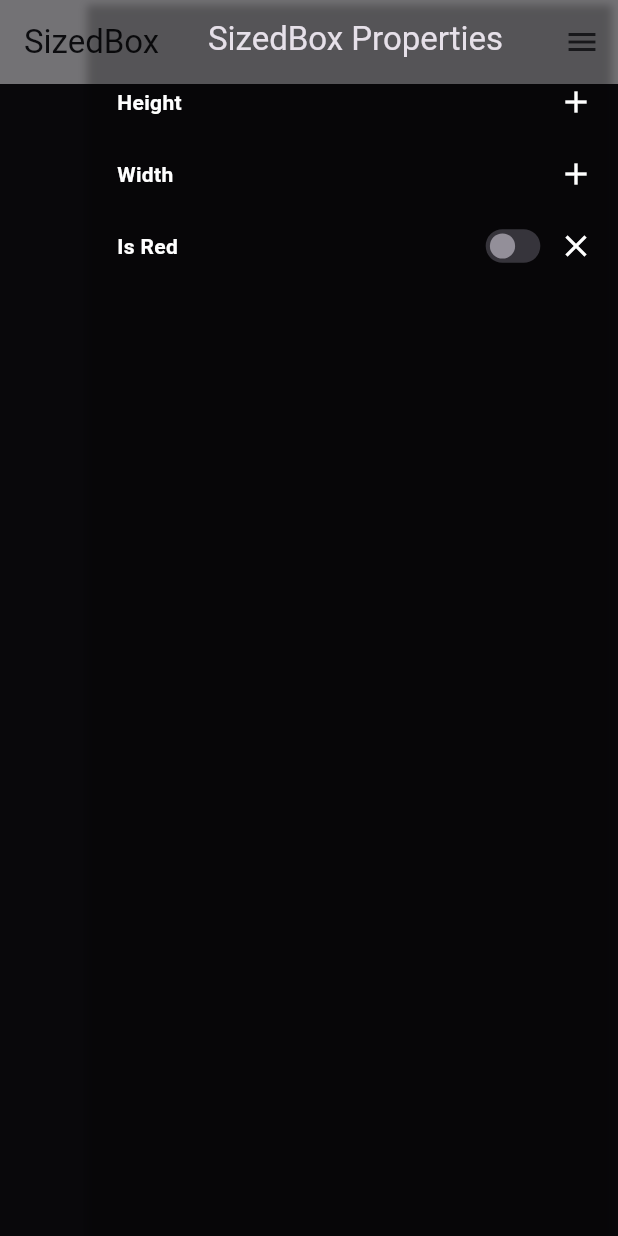
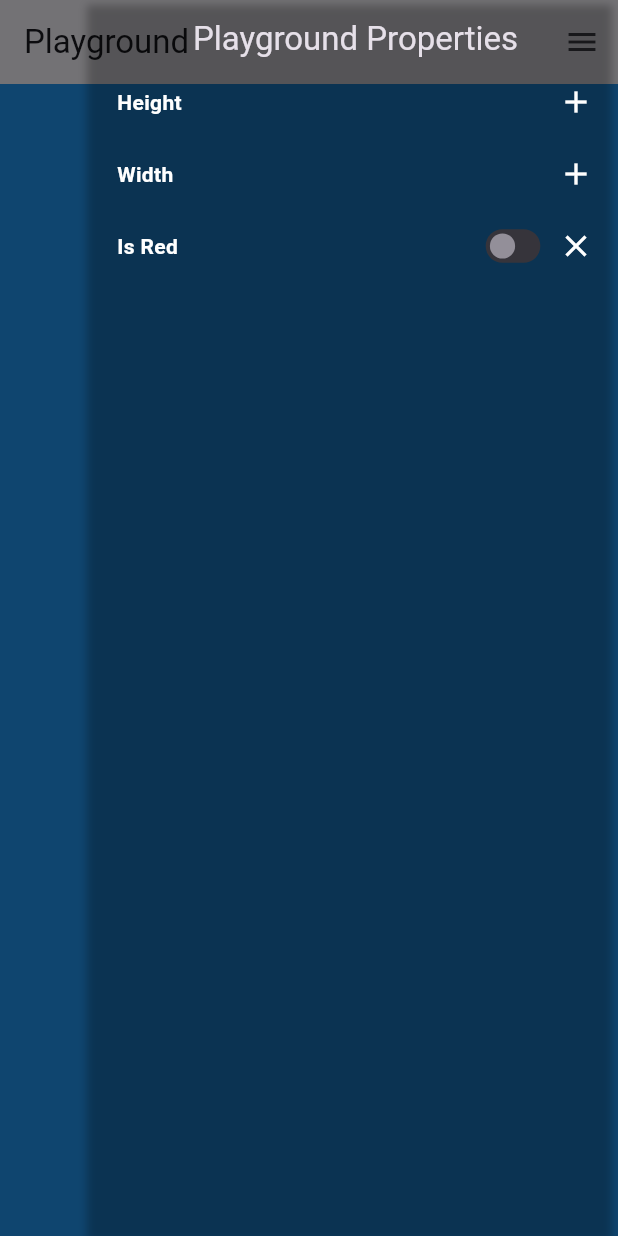
Before and after one commit to s4-ali/flutter_quest, a Flutter app: the screen it shows after launch, with the side drawer open, on a phone screen of 412 x 824 dp. Run offline on Flutter 3.47's test engine with Material 2 defaults, Android fonts, the phone set to English and light mode, and no system bars; our stand-ins replace responsive_builder.

Commit message:
#12: Added a property playground widget

```diff
--- /dev/null
+++ b/lib/catalog/widgets/playground.dart
@@ -0,0 +1,36 @@
+import 'package:flutter/material.dart';
+import 'package:flutter_quest/property_fields/boolean_field.dart';
+import 'package:flutter_quest/property_fields/number_field.dart';
+import 'package:flutter_quest/widgets/core/propery_builder.dart';
+
+class PropertyPlayground extends StatelessWidget {
+  const PropertyPlayground({super.key});
+
+  @override
+  Widget build(BuildContext context) {
+    return PropertyExplorerBuilder(
+      widgetName: "Playground",
+      builder: (provider) {
+        final height = provider.heightField();
+        final width = provider.widthField();
+        final isRed = provider.booleanField(
+          id: "isRed",
+          title: "Is Red",
+          initial: false,
+        );
+        final color = isRed == null
+            ? Colors.green
+            : isRed
+                ? Colors.red
+                : Colors.blue;
+        return Container(
+          height: height,
+          width: width,
+          decoration: BoxDecoration(
+            color: color,
+          ),
+        );
+      },
+    );
+  }
+}
--- a/lib/core/property_provider.dart
+++ b/lib/core/property_provider.dart
@@ -88,7 +88,6 @@ abstract class PropertyField<T extends PropertyParams, U> {
     }
 
     void onValueUpdated(U? newValue) {
-      print("updating ${params.id} to $newValue");
       _provider.values[params.id] = newValue;
       _provider.widgets.update(buildPropertyField(onValueUpdated));
       _provider.notifyListeners();
--- a/lib/main.dart
+++ b/lib/main.dart
@@ -1,7 +1,8 @@
 import 'package:flutter/foundation.dart';
 import 'package:flutter/material.dart';
 import 'package:flutter_quest/catalog/home.dart';
-import 'package:flutter_quest/catalog/widgets/sized_box.dart';
+
+import 'catalog/widgets/playground.dart';
 
 void main() {
   runApp(const MyApp());
@@ -34,7 +35,7 @@ class MyApp extends StatelessWidget {
         // scaffoldBackgroundColor: Colors.,
       ),
       themeMode: ThemeMode.dark,
-      home: const SizedBoxPropertyExplorer(),
+      home: const PropertyPlayground(),
     );
   }
 }
```
